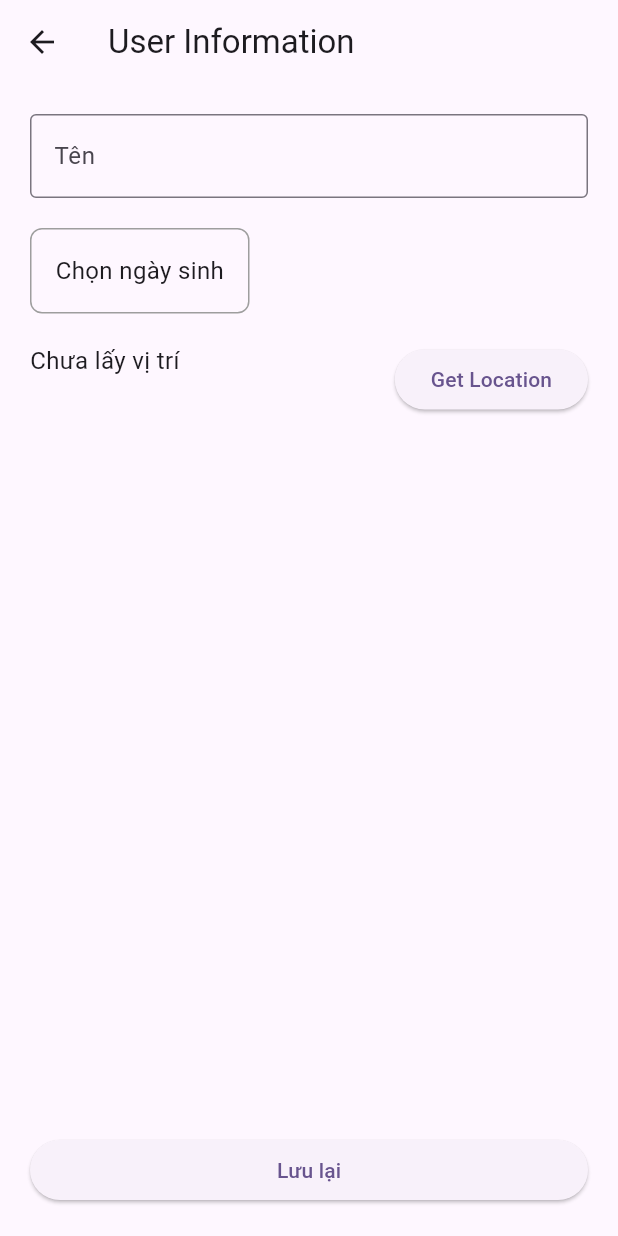
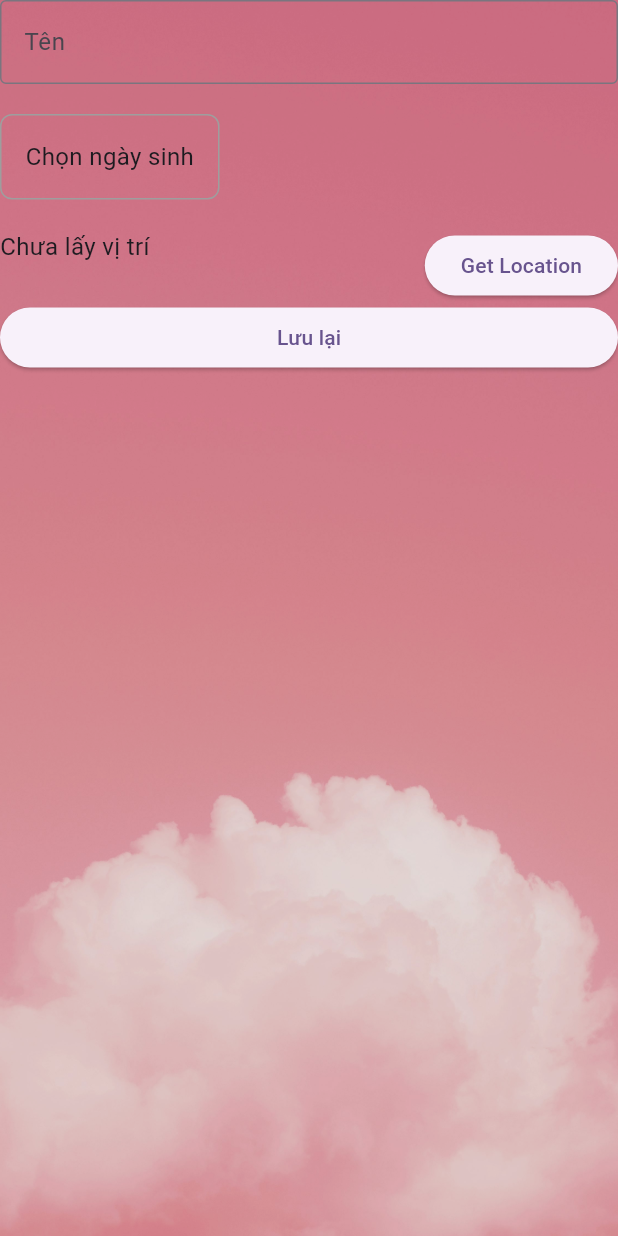
Before and after one commit to vickygaugau/newtuvi, a Flutter app: the screen it shows after launch, after a tap on an icon or button, on a phone screen of 412 x 824 dp. Run offline on Flutter 3.47's test engine with Material 3 defaults, Android fonts, the phone set to English and light mode, and no system bars; our stand-ins replace flutter_svg, geocoding, geolocator, shared_preferences; missing offline and left inert: lunar_calendar_plus.

```diff
--- a/sieutuvi/lib/screens/user_info_page.dart
+++ b/sieutuvi/lib/screens/user_info_page.dart
@@ -2,6 +2,8 @@ import 'package:flutter/material.dart';
 import 'package:shared_preferences/shared_preferences.dart';
 import 'package:geolocator/geolocator.dart';
 import 'package:geocoding/geocoding.dart';
+
+import '../values/utils.dart';
 
 class UserInfoPage extends StatefulWidget {
   const UserInfoPage({super.key});
@@ -149,12 +151,10 @@ class _UserInfoPageState extends State<UserInfoPage> {
 
   @override
   Widget build(BuildContext context) {
-    return Scaffold(
-      appBar: AppBar(title: Text("User Information")),
-      body: Padding(
-        padding: const EdgeInsets.all(20),
+    return Utils.createBackgroundWidget(
       child: Column(
         crossAxisAlignment: CrossAxisAlignment.start,
+        mainAxisAlignment: MainAxisAlignment.center,
         children: [
           // Tên
           TextField(
@@ -208,13 +208,9 @@ class _UserInfoPageState extends State<UserInfoPage> {
           // Save button
           SizedBox(
             width: double.infinity,
-              child: ElevatedButton(
-                onPressed: saveData,
-                child: Text("Lưu lại"),
-              ),
+            child: ElevatedButton(onPressed: saveData, child: Text("Lưu lại")),
           ),
         ],
-        ),
       ),
     );
   }
--- a/sieutuvi/lib/values/utils.dart
+++ b/sieutuvi/lib/values/utils.dart
@@ -1,3 +1,5 @@
+import 'package:flutter/cupertino.dart';
+import 'package:flutter/material.dart';
 import 'package:intl/intl.dart';
 import 'package:sieutuvi/values/app_assets.dart'; // để format giờ
 
@@ -49,4 +51,19 @@ class Utils {
         return AppAssets.cgThin;
     }
   }
+
+  static Widget createBackgroundWidget({required Widget child}) {
+    return Scaffold(
+      backgroundColor: Colors.transparent,
+      body: Stack(
+        children: [
+          Positioned.fill(child: Image.asset(AppAssets.bg, fit: BoxFit.cover)),
+          Positioned.fill(
+            child: Container(color: Colors.black.withValues(alpha: 0.1)),
+          ),
+          Column(children: [child]),
+        ],
+      ),
+    );
+  }
 }
```
Lines whose indentation alone changed are shown as unchanged.
